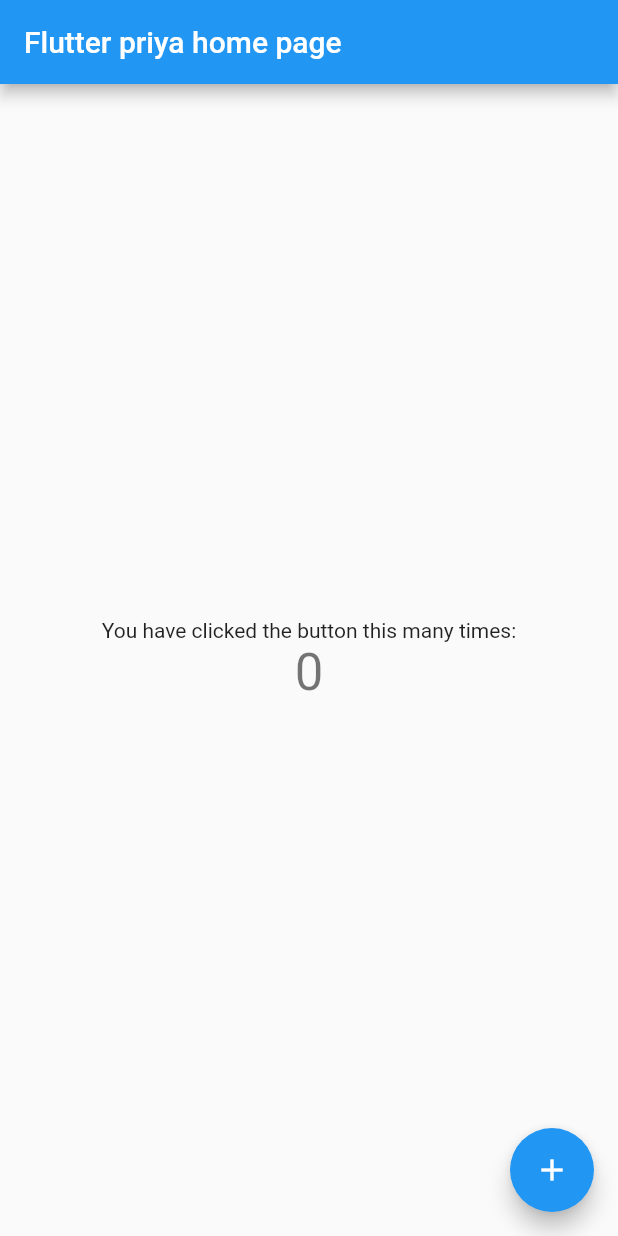
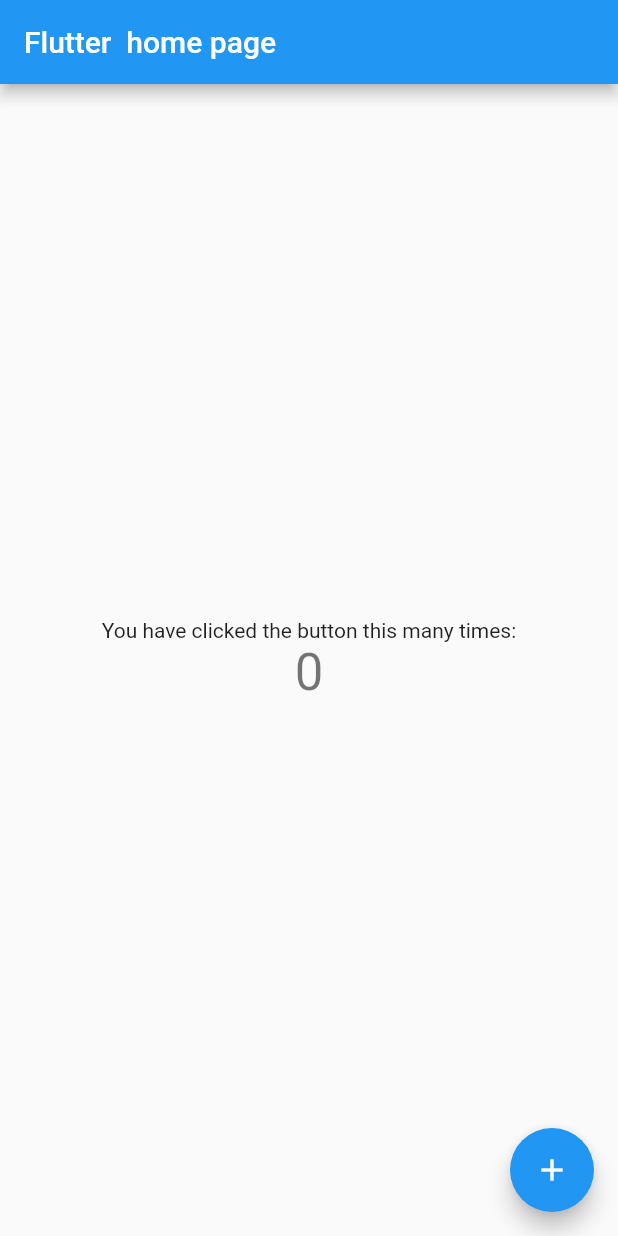
Before and after one commit to Pcsoft621/flutter7, a Flutter app: the screen it shows after launch, on a phone screen of 412 x 824 dp. Run offline on Flutter 3.47's test engine with Material 2 defaults, Android fonts, the phone set to English and light mode, and no system bars.

Commit message:
priya deleted

```diff
--- a/lib/main.dart
+++ b/lib/main.dart
@@ -15,7 +15,7 @@ class MyApp extends StatelessWidget {
       theme: ThemeData(
         primarySwatch: Colors.blue,
       ),
-      home: const MyHomePage(title: 'Flutter priya home page'),
+      home: const MyHomePage(title: 'Flutter  home page'),
     );
   }
 }
```
